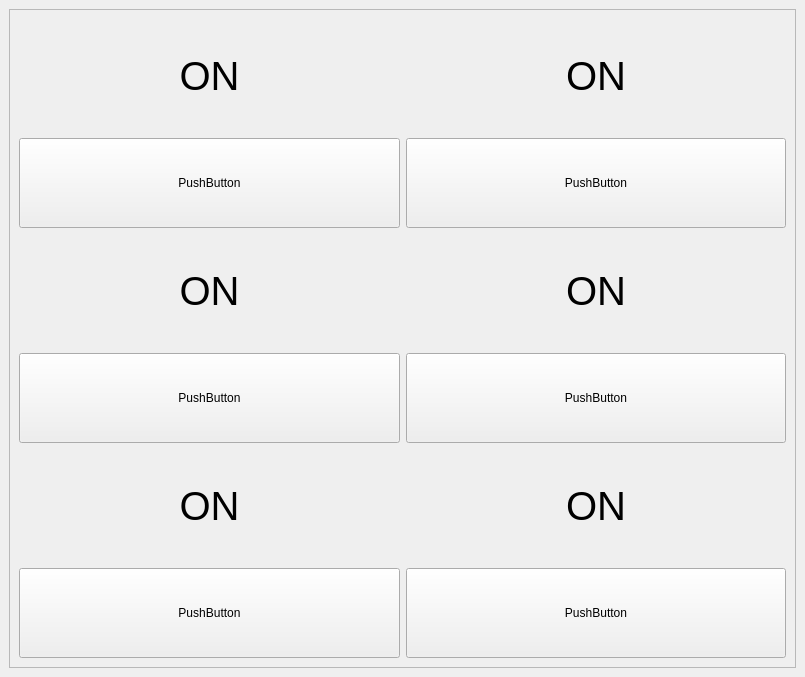
Old version of the form mainwindow.ui in the repository MrRocklion/interfaz_motor.
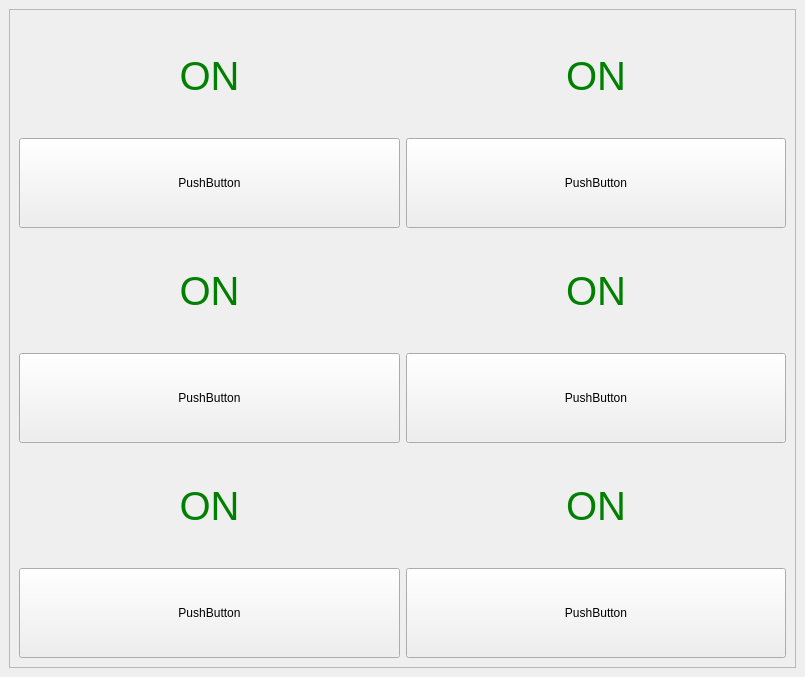
New version of the form.

Commit message: esta la interfaz terminada

What changed in the file:
```diff
--- a/mainwindow.ui
+++ b/mainwindow.ui
@@ -33,6 +33,9 @@
              <pointsize>30</pointsize>
             </font>
            </property>
+           <property name="styleSheet">
+            <string notr="true">color: green;</string>
+           </property>
            <property name="text">
             <string>ON</string>
            </property>
@@ -61,6 +64,9 @@
              <pointsize>30</pointsize>
             </font>
            </property>
+           <property name="styleSheet">
+            <string notr="true">color: green;</string>
+           </property>
            <property name="text">
             <string>ON</string>
            </property>
@@ -102,6 +108,9 @@
              <pointsize>30</pointsize>
             </font>
            </property>
+           <property name="styleSheet">
+            <string notr="true">color: green;</string>
+           </property>
            <property name="text">
             <string>ON</string>
            </property>
@@ -117,6 +126,9 @@
              <pointsize>30</pointsize>
             </font>
            </property>
+           <property name="styleSheet">
+            <string notr="true">color: green;</string>
+           </property>
            <property name="text">
             <string>ON</string>
            </property>
@@ -145,6 +157,9 @@
              <pointsize>30</pointsize>
             </font>
            </property>
+           <property name="styleSheet">
+            <string notr="true">color: green;</string>
+           </property>
            <property name="text">
             <string>ON</string>
            </property>
@@ -186,6 +201,9 @@
              <pointsize>30</pointsize>
             </font>
            </property>
+           <property name="styleSheet">
+            <string notr="true">color: green;</string>
+           </property>
            <property name="text">
             <string>ON</string>
            </property>
```
Left out of the diff: 24 changed lines with no effect on the pictures. The commit also changes 1 other file.
